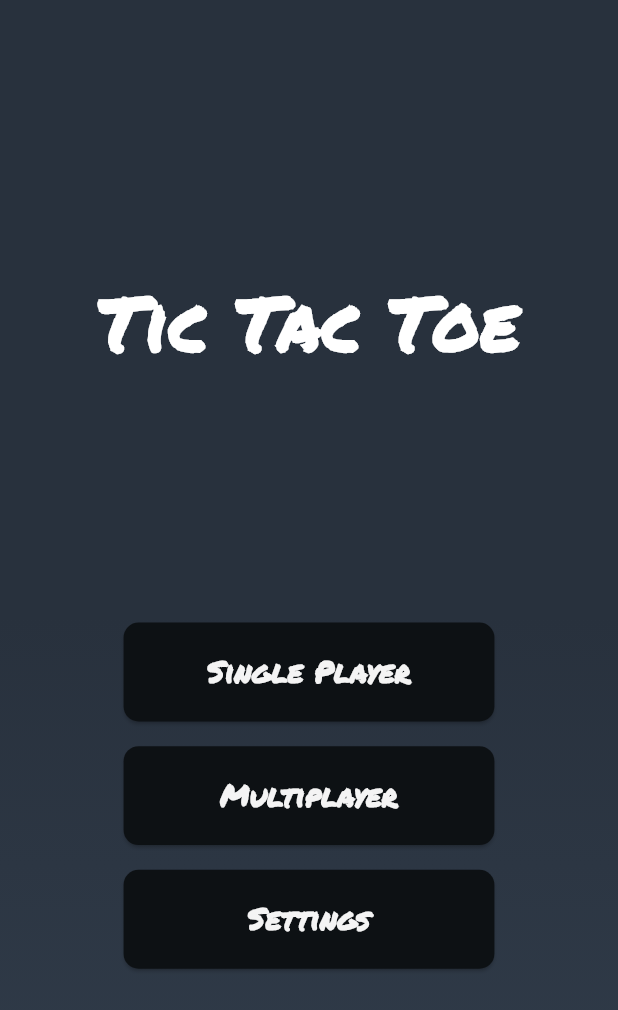
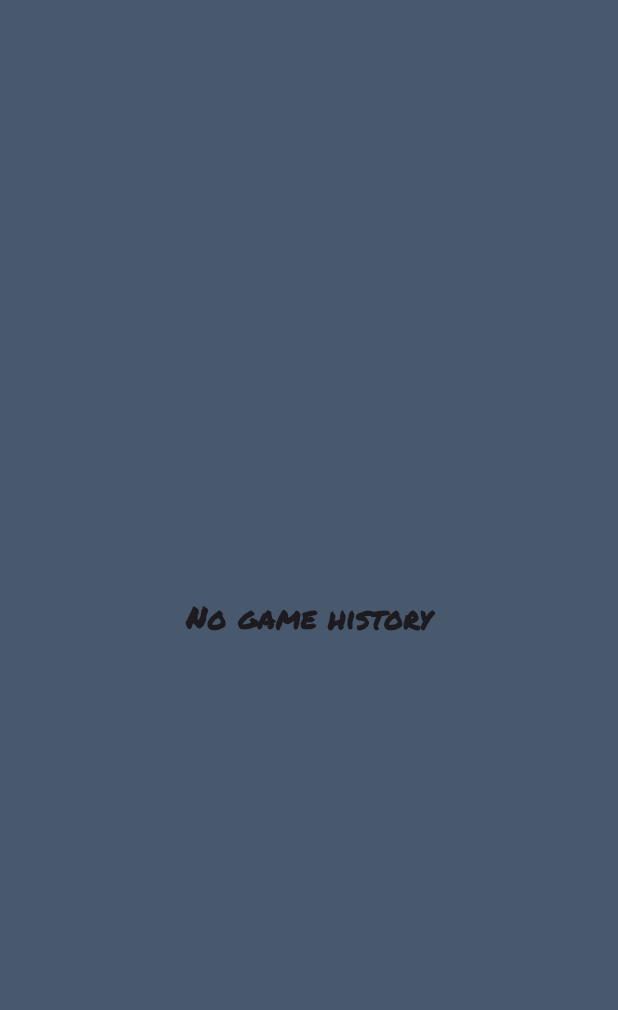
Before and after one commit to SouhailKrs/Flutter-Tic-Tac-Toe, a Flutter app: the screen it shows after launch, on a phone screen of 412 x 824 dp. Shown: the top 1010 px of the screen. Run offline on Flutter 3.47's test engine with Material 2 defaults, Android fonts, the phone set to English and light mode, and no system bars; our stand-ins replace flutter_hooks, google_fonts, hive, hive_flutter, sizer; accounts and stored records are empty.

Commit message:
history list view

```diff
--- a/lib/main.dart
+++ b/lib/main.dart
@@ -3,6 +3,7 @@ import 'package:flutter_tic_tac_toe/model/history_hive_model.dart';
 import 'package:flutter_tic_tac_toe/screens/game_screen.dart';
 import 'package:flutter_tic_tac_toe/screens/main_menu.dart';
 import 'package:flutter_tic_tac_toe/storage/history_box.dart';
+import 'package:flutter_tic_tac_toe/widgets/history_list.dart';
 import 'package:hive/hive.dart';
 import 'package:hive_flutter/adapters.dart';
 import 'package:path_provider/path_provider.dart';
@@ -13,7 +14,7 @@ void main() async {
   await Hive.initFlutter((await getApplicationDocumentsDirectory()).path);
   Hive.registerAdapter(HistoryModelHiveAdapter());
   await HistoryBox.openBox();
-  print("Hive is ready!" + HistoryBox.getHistory().toString());
+
   runApp(const MyApp());
 }
 
@@ -32,7 +33,7 @@ class MyApp extends StatelessWidget {
             colorScheme: ColorScheme.fromSeed(seedColor: Colors.deepPurple),
             useMaterial3: true,
           ),
-          home:  const MainMenu(),
+          home:  const HistoryListView(),
         );
       },
     );
--- a/lib/screens/game_screen.dart
+++ b/lib/screens/game_screen.dart
@@ -10,6 +10,7 @@ import 'package:sizer/sizer.dart';
 import '../model/history_hive_model.dart';
 import '../storage/history_box.dart';
 import '../widgets/alert_dialog.dart';
+import '../widgets/history_modal.dart';
 import '../widgets/scoreboard.dart';
 
 class GameScreen extends StatefulWidget {
--- /dev/null
+++ b/lib/widgets/history_list.dart
@@ -0,0 +1,130 @@
+import 'package:flutter/cupertino.dart';
+import 'package:flutter/material.dart';
+import 'package:flutter_tic_tac_toe/model/history_hive_model.dart';
+import 'package:flutter_tic_tac_toe/screens/colors.dart';
+import 'package:flutter_tic_tac_toe/storage/history_box.dart';
+import 'package:google_fonts/google_fonts.dart';
+import 'package:sizer/sizer.dart';
+
+class HistoryListView extends StatelessWidget {
+  const HistoryListView({
+    Key? key,
+  }) : super(key: key);
+
+  @override
+  Widget build(BuildContext context) {
+    List<HistoryModelHive> historyList = HistoryBox.getHistory();
+    print(historyList);
+    return Scaffold(
+      backgroundColor: GameColors.kBackground,
+      body: historyList.isEmpty
+          ? Center(
+              child: Text(
+                'No game history',
+                style: TextStyle(
+                  fontSize: 20,
+                  fontWeight: FontWeight.bold,
+                  fontFamily: GoogleFonts.permanentMarker().fontFamily,
+                ),
+              ),
+            )
+          : CustomScrollView(
+              physics: const BouncingScrollPhysics(
+                parent: AlwaysScrollableScrollPhysics(),
+              ),
+              slivers: <Widget>[
+                CupertinoSliverRefreshControl(
+                  onRefresh: () async {
+                    await Future.delayed(const Duration(milliseconds: 700));
+                  },
+                ),
+                SliverList(
+                  delegate: SliverChildBuilderDelegate(
+                    (BuildContext context, int index) => Container(
+                      margin: const EdgeInsets.symmetric(
+                          horizontal: 20, vertical: 20),
+                      width: double.infinity,
+                      decoration: BoxDecoration(
+                        color: Colors.white,
+                        borderRadius: BorderRadius.circular(5),
+                        boxShadow: [
+                          BoxShadow(
+                            color: Colors.grey.withOpacity(0.2),
+                            spreadRadius: 4,
+                            blurRadius: 4,
+                            offset: const Offset(
+                                0, 1), // changes position of shadow
+                          ),
+                        ],
+                      ),
+                      child: IntrinsicHeight(
+                        child: Row(
+                          crossAxisAlignment: CrossAxisAlignment.stretch,
+                          children: [
+                            Container(
+                              width: 1.1.w,
+                              height: 10.h,
+                              decoration: BoxDecoration(
+                                color: historyList[index].winner == 'X'
+                                    ? GameColors.kBlue
+                                    : historyList[index].winner == 'draw'
+                                        ? GameColors.kGrey
+                                        : GameColors.kPurple,
+                                borderRadius: const BorderRadius.only(
+                                  topLeft: Radius.circular(30),
+                                  bottomLeft: Radius.circular(30),
+                                ),
+                              ),
+                            ),
+                            Expanded(
+                              child: Padding(
+                                padding: const EdgeInsets.symmetric(
+                                    vertical: 30, horizontal: 30),
+                                child: Column(
+                                  crossAxisAlignment: CrossAxisAlignment.start,
+                                  mainAxisSize: MainAxisSize.min,
+                                  children: [
+                                    Row(
+                                      mainAxisAlignment:
+                                          MainAxisAlignment.spaceBetween,
+                                      children: [
+                                        Expanded(
+                                          child: Text(
+                                            historyList[index].playerXName,
+                                            style: TextStyle(
+                                              fontSize: 20,
+                                              fontWeight: FontWeight.bold,
+                                              fontFamily:
+                                                  GoogleFonts.permanentMarker()
+                                                      .fontFamily,
+                                            ),
+                                          ),
+                                        ),
+                                        Text(
+                                          historyList[index].playerOName,
+                                          style: TextStyle(
+                                            fontSize: 20,
+                                            fontWeight: FontWeight.bold,
+                                            fontFamily:
+                                                GoogleFonts.permanentMarker()
+                                                    .fontFamily,
+                                          ),
+                                        ),
+                                      ],
+                                    ),
+                                  ],
+                                ),
+                              ),
+                            ),
+                          ],
+                        ),
+                      ),
+                    ),
+                    childCount: historyList.length,
+                  ),
+                ),
+              ],
+            ),
+    );
+  }
+}
--- a/lib/widgets/history_modal.dart
+++ b/lib/widgets/history_modal.dart
@@ -1,9 +1,12 @@
 
 import 'package:flutter/material.dart';
 import 'package:flutter_tic_tac_toe/screens/colors.dart';
+import 'package:flutter_tic_tac_toe/widgets/history_list.dart';
+import 'package:google_fonts/google_fonts.dart';
 import 'package:sizer/sizer.dart';
-void buildTaskDetailsBottomSheet(BuildContext context, ) {
-  final theme = Theme.of(context);
+
+
+void buildHistoryBottomSheet(BuildContext context) {
   showModalBottomSheet<void>(
     backgroundColor: GameColors.kBackground,
     shape: RoundedRectangleBorder(
@@ -14,38 +17,10 @@ void buildTaskDetailsBottomSheet(BuildContext context, ) {
     // Enable scroll control for dynamic height
     context: context,
     builder: (context) {
-      return Container(
-        height: 50.h,
-        margin: const EdgeInsets.all(10),
-        child: Column(
-          crossAxisAlignment: CrossAxisAlignment.center,
-          children: [
-            Text(
-             "Task Details",
-              style: theme.textTheme.displayMedium!.copyWith(
-                fontWeight: FontWeight.bold,
-              ),
-            ),
-            Row(
-              mainAxisAlignment: MainAxisAlignment.center,
-              children: [
-                Text("DateFormat('hh:mm a').format(task.from)",
-                    style: theme.textTheme.labelLarge!.copyWith(
-                      fontSize: 10.sp,
-                    )),
-                SizedBox(width: 1.h),
-                Text("DateFormat('hh:mm a').format(task.to)",
-                    style: theme.textTheme.labelLarge!.copyWith(
-                      fontSize: 10.sp,
-                    ))
-              ],
-            ),
-            SizedBox(height: 2.h),
-            Text(
-              "task.description!",
-              style: theme.textTheme.labelMedium,
-            ),
-          ],
+      return SizedBox(
+        height: 70.h, // Set the desired height
+        child: HistoryListView(
+
         ),
       );
     },
--- a/pubspec.yaml
+++ b/pubspec.yaml
@@ -52,6 +52,7 @@ dependencies:
   path_provider:
   hive_flutter:
   hive_generator:
+  intl: ^0.18.1
 
 # For information on the generic Dart part of this file, see the
 # following page: https://dart.dev/tools/pub/pubspec
```
Also changed, not shown: pubspec.lock.
